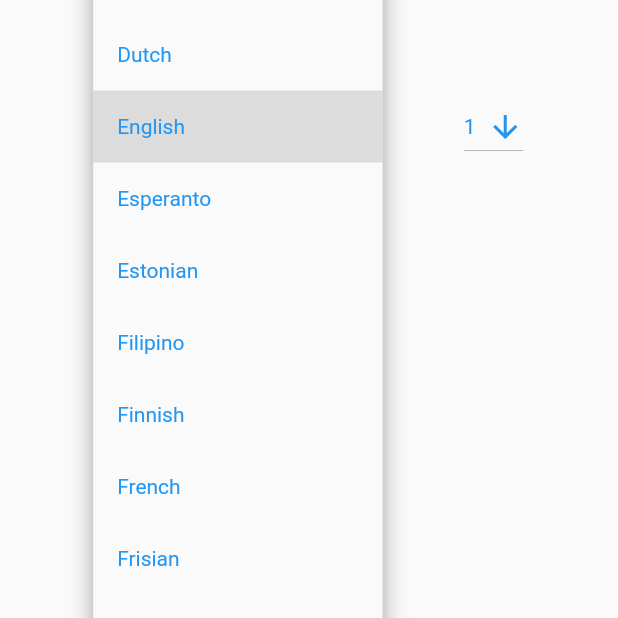
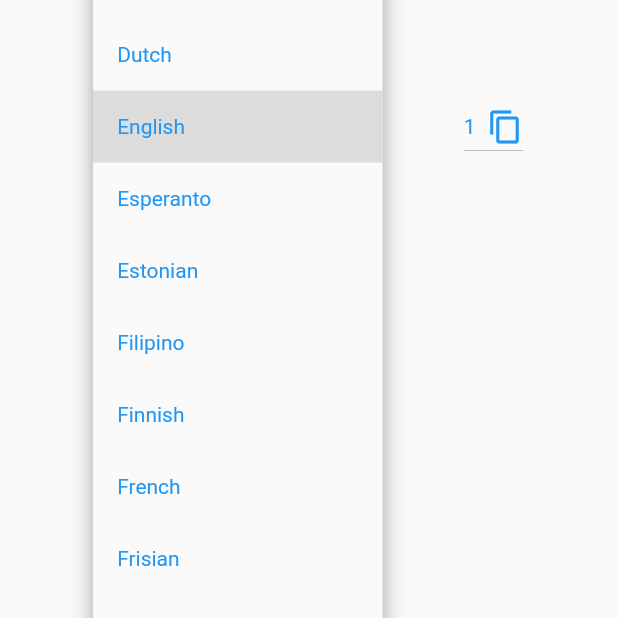
Before and after one commit to CodeMinion/Event-Badge-Generator, a Flutter app: the screen it shows after launch, after a tap on "English", on a phone screen of 412 x 824 dp, the part 502-1120 px from its top. Run offline on Flutter 3.47's test engine with Material 2 defaults, Android fonts, the phone set to English and light mode, and no system bars; our stand-ins replace permission_handler; missing offline and left inert: another_brother, translator.

Commit message:
Updated to only request if the language is changed and to show more apropriate icons.

```diff
--- a/lib/main.dart
+++ b/lib/main.dart
@@ -65,6 +65,8 @@ class _MyHomePageState extends State<MyHomePage> {
 
   int _numberOfCopies = 1;
   String _activeLanguageCode = 'en';
+
+  String _lastLanguage;
 
   List<int> _copiesCount = [
     1,
@@ -195,6 +197,10 @@ class _MyHomePageState extends State<MyHomePage> {
 
   Future<ByteData> getTag() async {
 
+    if (_activeLanguageCode == _lastLanguage) {
+      return _imageToPrint.toByteData(format: ImageByteFormat.png);
+    }
+
     PictureRecorder recorder = PictureRecorder();
     Canvas c = Canvas(recorder);
     Paint paint = new Paint();
@@ -272,6 +278,8 @@ class _MyHomePageState extends State<MyHomePage> {
 
     _imageToPrint = picture;
 
+    _lastLanguage = _activeLanguageCode;
+
     return picture.toByteData(format: ImageByteFormat.png);
   }
 
@@ -313,7 +321,7 @@ class _MyHomePageState extends State<MyHomePage> {
                   padding: const EdgeInsets.only(left: 15, bottom: 10),
                   child: DropdownButton(
                       value: _activeLanguageCode,
-                      icon: const Icon(Icons.arrow_downward, color: Colors.blue,),
+                      icon: const Icon(Icons.language, color: Colors.blue,),
                       iconSize: 24,
                       style: const TextStyle(color:Colors.blue),
                       onChanged: (String newLanguage){
@@ -329,7 +337,7 @@ class _MyHomePageState extends State<MyHomePage> {
                   padding: const EdgeInsets.only(left: 15, bottom: 10),
                   child: DropdownButton(
                       value: _numberOfCopies,
-                      icon: const Icon(Icons.arrow_downward, color: Colors.blue,),
+                      icon: const Icon(Icons.copy, color: Colors.blue,),
                       iconSize: 24,
                       style: const TextStyle(color:Colors.blue),
                       onChanged: (int newCopies){
```
